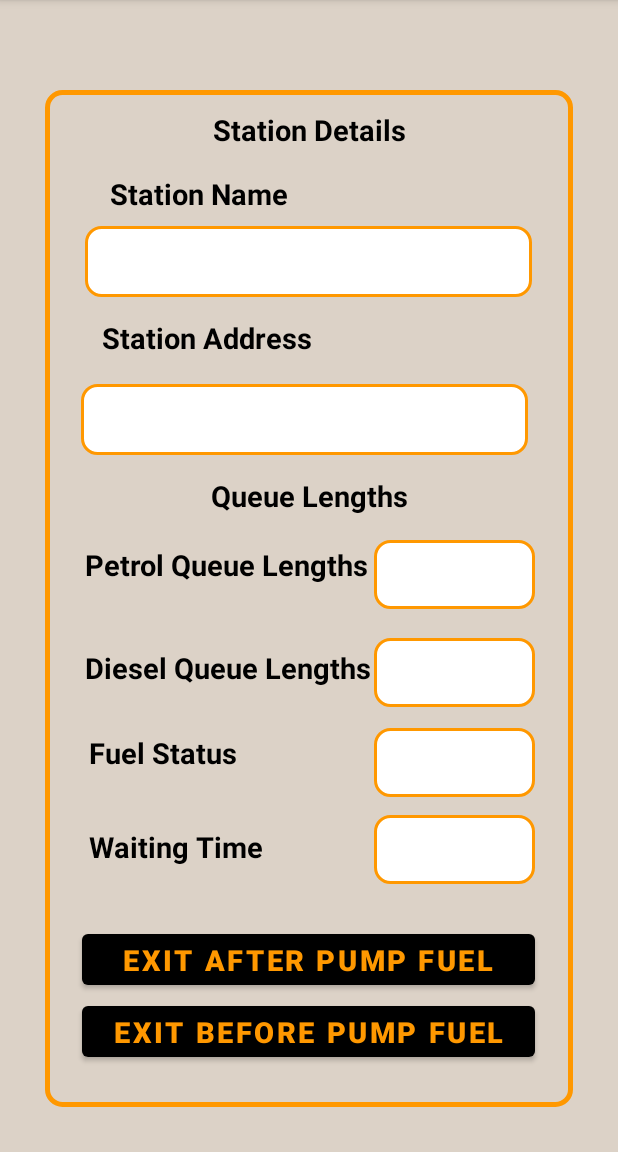
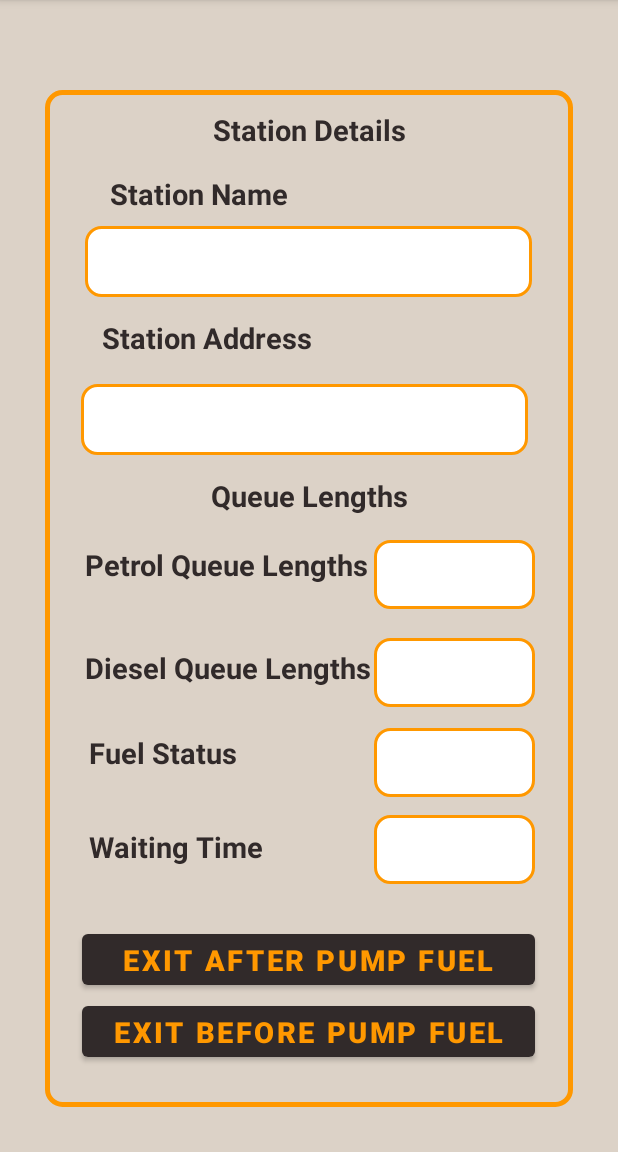
Before and after one commit to aparna-jay/FuelQueueManagementClient, an Android app: the FuelStationDetailsActivity screen opened directly, with no data from a screen before it, on a phone screen of 412 x 824 dp, the part 84-1236 px from its top. Run offline under Robolectric (Android 15) with nearby library versions, the phone set to English and light mode, and no system bars.

Commit message:
Minor colour changes of fuel station details

```diff
--- a/app/src/main/res/layout/activity_find_near_fuel_stations.xml
+++ b/app/src/main/res/layout/activity_find_near_fuel_stations.xml
@@ -52,7 +52,7 @@
         android:layout_width="wrap_content"
         android:layout_height="wrap_content"
         android:text="Find near filling stations"
-        android:textColor="@color/black"
+        android:textColor="@color/btn_background"
         android:textSize="19sp"
         android:textStyle="bold"
         app:layout_constraintBottom_toBottomOf="parent"
--- a/app/src/main/res/layout/activity_fuel_station_details.xml
+++ b/app/src/main/res/layout/activity_fuel_station_details.xml
@@ -28,7 +28,7 @@
         android:layout_width="wrap_content"
         android:layout_height="wrap_content"
         android:text="Station Details"
-        android:textColor="@color/black"
+        android:textColor="@color/btn_background"
         android:textSize="19sp"
         android:textStyle="bold"
         app:layout_constraintBottom_toBottomOf="parent"
@@ -45,8 +45,8 @@
         android:ems="10"
         android:inputType="textPersonName"
         android:padding="12dp"
-        android:textColor="@color/black"
-        android:textColorHint="#000000"
+        android:textColor="@color/btn_background"
+        android:textColorHint="@color/btn_background"
         android:textSize="19sp"
         android:textStyle="bold"
         app:layout_constraintBottom_toBottomOf="parent"
@@ -66,8 +66,8 @@
         android:ems="10"
         android:inputType="textPersonName"
         android:padding="12dp"
-        android:textColor="@color/black"
-        android:textColorHint="#000000"
+        android:textColor="@color/btn_background"
+        android:textColorHint="@color/btn_background"
         android:textSize="19sp"
         android:textStyle="bold"
         app:layout_constraintBottom_toBottomOf="parent"
@@ -80,7 +80,7 @@
         android:layout_width="wrap_content"
         android:layout_height="wrap_content"
         android:text="Station Address"
-        android:textColor="@color/black"
+        android:textColor="@color/btn_background"
         android:textSize="19sp"
         android:textStyle="bold"
         app:layout_constraintBottom_toBottomOf="parent"
@@ -95,7 +95,7 @@
         android:layout_width="wrap_content"
         android:layout_height="wrap_content"
         android:text="Station Name"
-        android:textColor="@color/black"
+        android:textColor="@color/btn_background"
         android:textSize="19sp"
         android:textStyle="bold"
         app:layout_constraintBottom_toBottomOf="parent"
@@ -110,7 +110,7 @@
         android:layout_width="wrap_content"
         android:layout_height="wrap_content"
         android:text="Queue Lengths"
-        android:textColor="@color/black"
+        android:textColor="@color/btn_background"
         android:textSize="19sp"
         android:textStyle="bold"
         app:layout_constraintBottom_toBottomOf="parent"
@@ -127,8 +127,8 @@
         android:ems="10"
         android:inputType="textPersonName"
         android:padding="12dp"
-        android:textColor="@color/black"
-        android:textColorHint="#000000"
+        android:textColor="@color/btn_background"
+        android:textColorHint="@color/btn_background"
         android:textSize="19sp"
         android:textStyle="bold"
         app:layout_constraintBottom_toBottomOf="parent"
@@ -146,8 +146,8 @@
         android:ems="10"
         android:inputType="textPersonName"
         android:padding="12dp"
-        android:textColor="@color/black"
-        android:textColorHint="#000000"
+        android:textColor="@color/btn_background"
+        android:textColorHint="@color/btn_background"
         android:textSize="19sp"
         android:textStyle="bold"
         app:layout_constraintBottom_toBottomOf="parent"
@@ -165,8 +165,8 @@
         android:ems="10"
         android:inputType="textPersonName"
         android:padding="12dp"
-        android:textColor="@color/black"
-        android:textColorHint="#000000"
+        android:textColor="@color/btn_background"
+        android:textColorHint="@color/btn_background"
         android:textSize="19sp"
         android:textStyle="bold"
         app:layout_constraintBottom_toBottomOf="parent"
@@ -184,8 +184,8 @@
         android:ems="10"
         android:inputType="textPersonName"
         android:padding="12dp"
-        android:textColor="@color/black"
-        android:textColorHint="#000000"
+        android:textColor="@color/btn_background"
+        android:textColorHint="@color/btn_background"
         android:textSize="19sp"
         android:textStyle="bold"
         app:layout_constraintBottom_toBottomOf="parent"
@@ -200,7 +200,7 @@
         android:layout_width="wrap_content"
         android:layout_height="wrap_content"
         android:text="Diesel Queue Lengths"
-        android:textColor="@color/black"
+        android:textColor="@color/btn_background"
         android:textSize="19sp"
         android:textStyle="bold"
         app:layout_constraintBottom_toBottomOf="parent"
@@ -215,7 +215,7 @@
         android:layout_width="wrap_content"
         android:layout_height="wrap_content"
         android:text="Petrol Queue Lengths"
-        android:textColor="@color/black"
+        android:textColor="@color/btn_background"
         android:textSize="19sp"
         android:textStyle="bold"
         app:layout_constraintBottom_toBottomOf="parent"
@@ -230,7 +230,7 @@
         android:layout_width="wrap_content"
         android:layout_height="wrap_content"
         android:text="Waiting Time"
-        android:textColor="@color/black"
+        android:textColor="@color/btn_background"
         android:textSize="19sp"
         android:textStyle="bold"
         app:layout_constraintBottom_toBottomOf="parent"
@@ -245,7 +245,7 @@
         android:layout_width="wrap_content"
         android:layout_height="wrap_content"
         android:text="Fuel Status"
-        android:textColor="@color/black"
+        android:textColor="@color/btn_background"
         android:textSize="19sp"
         android:textStyle="bold"
         app:layout_constraintBottom_toBottomOf="parent"
@@ -263,7 +263,7 @@
         android:textColor="#FF9800"
         android:textSize="19sp"
         android:textStyle="bold"
-        app:backgroundTint="@color/black"
+        app:backgroundTint="@color/btn_background"
         app:layout_constraintBottom_toBottomOf="parent"
         app:layout_constraintEnd_toEndOf="parent"
         app:layout_constraintHorizontal_bias="0.495"
@@ -279,7 +279,7 @@
         android:textColor="#FF9800"
         android:textSize="19sp"
         android:textStyle="bold"
-        app:backgroundTint="@color/black"
+        app:backgroundTint="@color/btn_background"
         app:layout_constraintBottom_toBottomOf="parent"
         app:layout_constraintEnd_toEndOf="parent"
         app:layout_constraintHorizontal_bias="0.495"
```
